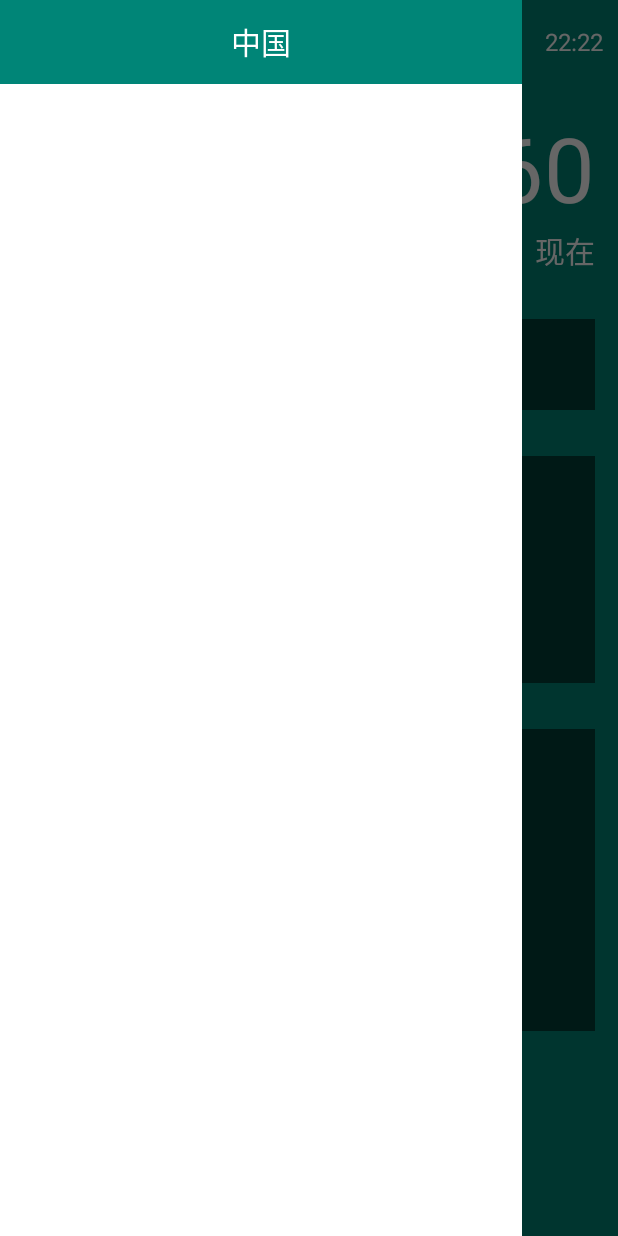
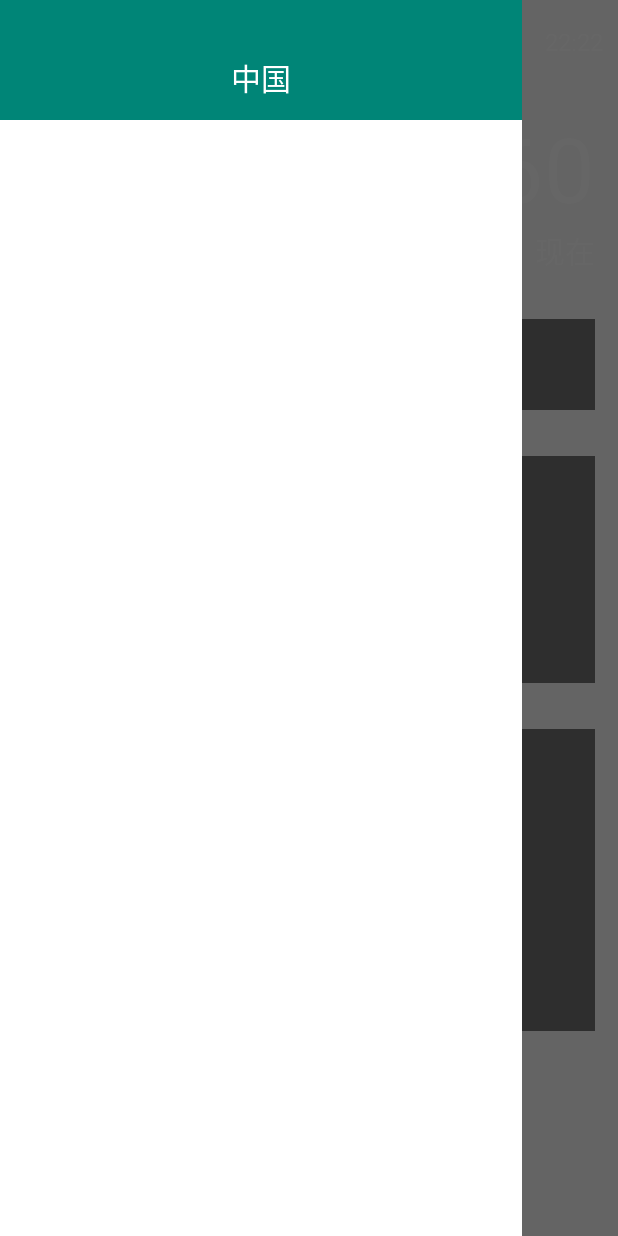
Before and after one commit to PurpleSky-NS/ColdWeather, an Android app: the WeatherActivity screen opened directly, with no data from a screen before it, with the side drawer open, on a phone screen of 412 x 824 dp. Run offline under Robolectric (Android 15) with nearby library versions, the phone set to English and light mode, and no system bars; libraries missing offline, so code that uses them is left out: org.litepal; network calls fail; pictures from the network do not load; 1 statement that could not run was skipped.

Commit message:
修复了滑动菜单的状态栏遮挡问题

```diff
--- a/app/src/main/AndroidManifest.xml
+++ b/app/src/main/AndroidManifest.xml
@@ -13,7 +13,7 @@
         android:theme="@style/AppTheme"
         android:usesCleartextTraffic="true">
         <service
-            android:name=".UpdateService"
+            android:name=".service.UpdateService"
             android:enabled="true"
             android:exported="true"/>
 
--- a/app/src/main/java/com/purplesky/coldweather/View/ChooseAreaFragment.java
+++ b/app/src/main/java/com/purplesky/coldweather/View/ChooseAreaFragment.java
@@ -1,6 +1,5 @@
 package com.purplesky.coldweather.View;
 
-import android.app.AlertDialog;
 import android.app.ProgressDialog;
 import android.content.Intent;
 import android.os.Bundle;
@@ -8,13 +7,10 @@ import android.view.LayoutInflater;
 import android.view.View;
 import android.view.ViewGroup;
 import android.widget.Button;
-import android.widget.ProgressBar;
 import android.widget.TextView;
-import android.widget.Toast;
 
 import androidx.annotation.NonNull;
 import androidx.annotation.Nullable;
-import androidx.drawerlayout.widget.DrawerLayout;
 import androidx.fragment.app.Fragment;
 import androidx.recyclerview.widget.DividerItemDecoration;
 import androidx.recyclerview.widget.LinearLayoutManager;
@@ -26,7 +22,6 @@ import com.purplesky.coldweather.WeatherActivity;
 import com.purplesky.coldweather.db.City;
 import com.purplesky.coldweather.db.County;
 import com.purplesky.coldweather.db.Province;
-import com.purplesky.coldweather.gson.Weather;
 import com.purplesky.coldweather.util.CityUtility;
 
 public class ChooseAreaFragment extends Fragment {
@@ -58,6 +53,16 @@ public class ChooseAreaFragment extends Fragment {
         dialog.setCancelable(false);
         dialog.setCanceledOnTouchOutside(false);
         dialog.setMessage("加载中...");
+
+        //获取状态栏高度
+        if(getContext()instanceof WeatherActivity) {
+            int statusBarHeight = 0;
+            int resourceId = getResources().getIdentifier("status_bar_height", "dimen", "android");
+            if (resourceId > 0)
+                statusBarHeight = getResources().getDimensionPixelSize(resourceId);
+            view.findViewById(R.id.choose_area_frameLayout).setPadding(0, statusBarHeight, 0, 0);
+        }
+
         return view;
     }
 
--- a/app/src/main/java/com/purplesky/coldweather/WeatherActivity.java
+++ b/app/src/main/java/com/purplesky/coldweather/WeatherActivity.java
@@ -23,8 +23,10 @@ import android.widget.TextView;
 import android.widget.Toast;
 
 import com.bumptech.glide.Glide;
+import com.purplesky.coldweather.View.ChooseAreaFragment;
 import com.purplesky.coldweather.gson.Forecast;
 import com.purplesky.coldweather.gson.Weather;
+import com.purplesky.coldweather.service.UpdateService;
 import com.purplesky.coldweather.util.BufferDataUtility;
 import com.purplesky.coldweather.util.WeatherUtility;
 
@@ -94,7 +96,7 @@ public class WeatherActivity extends AppCompatActivity {
         IntentFilter filter=new IntentFilter("UPDATE_WEATHER");
         localBroadcastManager.registerReceiver(updateReceiver,filter);
 
-        Intent intent=new Intent(this,UpdateService.class);
+        Intent intent=new Intent(this, UpdateService.class);
         startService(intent);
 
         PreferenceManager.getDefaultSharedPreferences(this).edit().putString("weatherId", getIntent().getStringExtra("weatherId")).apply();
--- a/app/src/main/java/com/purplesky/coldweather/UpdateService.java
+++ b/app/src/main/java/com/purplesky/coldweather/service/UpdateService.java
@@ -1,12 +1,10 @@
-package com.purplesky.coldweather;
+package com.purplesky.coldweather.service;
 
-import android.app.ActivityManager;
 import android.app.AlarmManager;
 import android.app.PendingIntent;
 import android.app.Service;
 import android.content.Intent;
 import android.content.SharedPreferences;
-import android.os.Binder;
 import android.os.IBinder;
 import android.os.SystemClock;
 import android.preference.PreferenceManager;
@@ -14,7 +12,6 @@ import android.preference.PreferenceManager;
 import androidx.annotation.Nullable;
 import androidx.localbroadcastmanager.content.LocalBroadcastManager;
 
-import com.purplesky.coldweather.gson.Weather;
 import com.purplesky.coldweather.util.BufferDataUtility;
 import com.purplesky.coldweather.util.LogUtility;
 import com.purplesky.coldweather.util.WeatherUtility;
--- a/app/src/main/res/layout/activity_weather.xml
+++ b/app/src/main/res/layout/activity_weather.xml
@@ -2,7 +2,6 @@
 <FrameLayout xmlns:android="http://schemas.android.com/apk/res/android"
     android:layout_width="match_parent"
     android:layout_height="match_parent"
-    android:background="@color/colorPrimary"
     android:orientation="vertical">
 
     <ImageView
@@ -52,8 +51,8 @@
             android:name="com.purplesky.coldweather.View.ChooseAreaFragment"
             android:layout_width="match_parent"
             android:layout_height="match_parent"
-            android:layout_gravity="start"
-            android:fitsSystemWindows="true"/>
+            android:layout_gravity="start"/>
 
     </androidx.drawerlayout.widget.DrawerLayout>
+
 </FrameLayout>
--- a/app/src/main/res/layout/choose_area.xml
+++ b/app/src/main/res/layout/choose_area.xml
@@ -4,10 +4,15 @@
     android:layout_height="match_parent"
     android:orientation="vertical">
 
+    <FrameLayout
+        android:id="@+id/choose_area_frameLayout"
+        android:layout_width="match_parent"
+        android:layout_height="wrap_content"
+        android:background="?colorPrimary">
+
         <RelativeLayout
             android:layout_width="match_parent"
-        android:layout_height="?actionBarSize"
-        android:background="?colorPrimary">
+            android:layout_height="?actionBarSize">
 
             <Button
                 android:id="@+id/choose_area_back"
@@ -25,10 +30,10 @@
                 android:layout_centerInParent="true"
                 android:text="标题"
                 android:textColor="#fff"
-            android:textSize="20dp" />
+                android:textSize="20dp"/>
 
         </RelativeLayout>
-
+    </FrameLayout>
     <androidx.recyclerview.widget.RecyclerView
         android:id="@+id/choose_area_list"
         android:layout_width="match_parent"
```
Also changed, not shown: 1 other file. Lines whose indentation alone changed are shown as unchanged.
